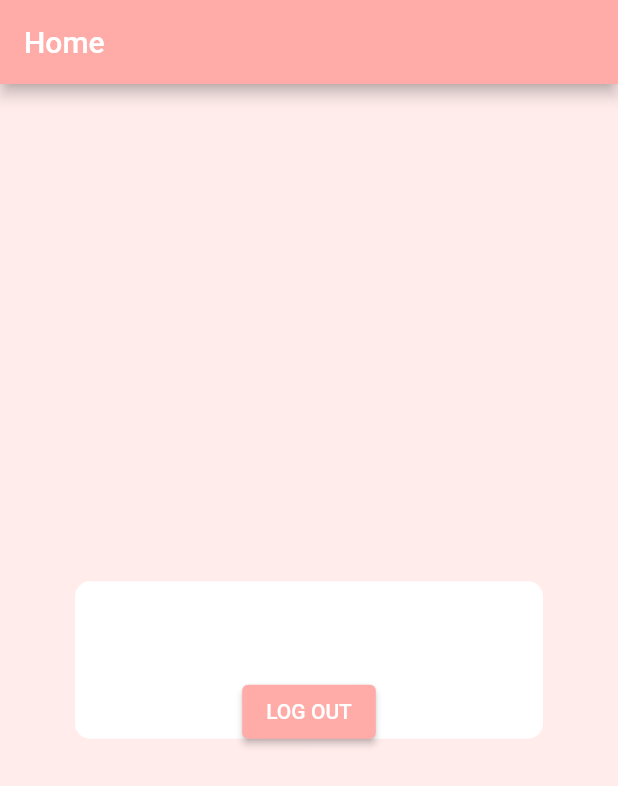
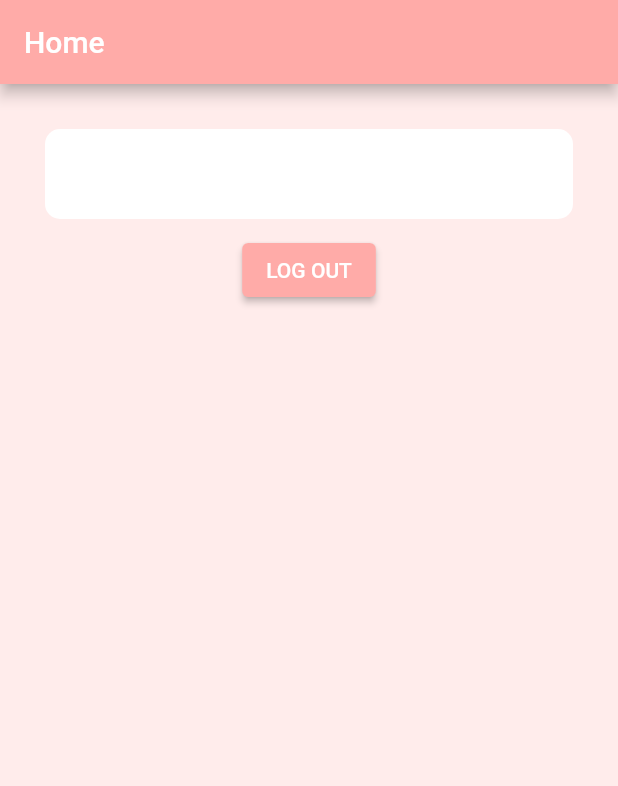
Before and after one commit to angelinefelicia/flutter_angeline-felicia, a Flutter app: the HomeScreen screen opened directly, on a phone screen of 412 x 824 dp. Shown: the top 786 px of the screen. Run offline on Flutter 3.47's test engine with Material 2 defaults, Android fonts, the phone set to English and light mode, and no system bars; our stand-ins replace badges, barcode_widget, bloc, flutter_bloc, flutter_colorpicker, image_picker and 2 more; missing offline and left inert: cupertino_list_tile; accounts and stored records are empty.

Commit message:
Update praktikum section 24

```diff
--- /dev/null
+++ b/24_Storage/praktikum/alta_section24_praktikum_soal1/lib/models/model.dart
@@ -0,0 +1,11 @@
+class Data {
+  String name = '';
+  String email = '';
+  String phoneNumber = '';
+  String password = '';
+
+  Data({
+    required this.name,
+    required this.email,
+  });
+}
--- /dev/null
+++ b/24_Storage/praktikum/alta_section24_praktikum_soal1/lib/models/registerData.dart
@@ -0,0 +1,19 @@
+import 'package:flutter/material.dart';
+import 'package:alta_section24_praktikum_soal1/models/model.dart';
+
+class RegisterData with ChangeNotifier {
+  List<Data> _datas = [];
+
+  List<Data> get getDatas => _datas;
+
+  void add(String name, String email) {
+    Data data = Data(name: name, email: email);
+    _datas.add(data);
+    notifyListeners();
+  }
+
+  void delete(int index) {
+    _datas.removeAt(index);
+    notifyListeners();
+  }
+}
--- a/24_Storage/praktikum/alta_section24_praktikum_soal1/lib/screens/home_screen.dart
+++ b/24_Storage/praktikum/alta_section24_praktikum_soal1/lib/screens/home_screen.dart
@@ -1,6 +1,12 @@
+import 'dart:html';
+
+import 'package:alta_section24_praktikum_soal1/models/model.dart';
 import 'package:alta_section24_praktikum_soal1/screens/register_screen.dart';
 import 'package:flutter/material.dart';
 import 'package:shared_preferences/shared_preferences.dart';
+import 'package:provider/provider.dart';
+import 'package:alta_section24_praktikum_soal1/models/model.dart';
+import 'package:alta_section24_praktikum_soal1/models/registerData.dart';
 
 Color lightpink = const Color.fromARGB(255, 255, 236, 235);
 Color pink = const Color.fromARGB(255, 255, 200, 198);
@@ -15,8 +21,8 @@ class HomeScreen extends StatefulWidget {
 
 class _HomeScreenState extends State<HomeScreen> {
   late SharedPreferences registerData;
-  String name = '';
-  String email = '';
+  String sp_name = '';
+  String sp_email = '';
 
   @override
   void initState() {
@@ -27,8 +33,10 @@ class _HomeScreenState extends State<HomeScreen> {
   void initial() async {
     registerData = await SharedPreferences.getInstance();
     setState(() {
-      name = registerData.getString('name').toString();
-      email = registerData.getString('email').toString();
+      sp_name = registerData.getString('name').toString();
+      sp_email = registerData.getString('email').toString();
+
+      Provider.of<RegisterData>(context, listen: false).add(sp_name, sp_email);
     });
   }
 
@@ -40,12 +48,58 @@ class _HomeScreenState extends State<HomeScreen> {
         title: const Text("Home"),
         backgroundColor: darkpink,
       ),
-      body: Center(
+      body: Consumer<RegisterData>(
+        builder: (context, RegisterData data, child) {
+          return ListView.builder(
+            itemCount: data.getDatas.length,
+            itemBuilder: (context, index) {
+              return Center(
                 child: Container(
-          margin: const EdgeInsets.all(50),
+                  margin: const EdgeInsets.all(20),
+                  child: Column(
+                    children: [
+                      WelcomeCard(data.getDatas[index]),
+                      ElevatedButton(
+                        style: ElevatedButton.styleFrom(primary: darkpink),
+                        onPressed: () {
+                          registerData.setBool('isRegister', true);
+                          registerData.remove('name');
+                          registerData.remove('email');
+
+                          data.delete(index);
+
+                          Navigator.pushReplacement(
+                              context,
+                              MaterialPageRoute(
+                                builder: (context) => const RegisterScreen(),
+                              ));
+                        },
+                        child: const Text("LOG OUT"),
+                      ),
+                    ],
+                  ),
+                ),
+              );
+            },
+          );
+        },
+      ),
+    );
+  }
+}
+
+class WelcomeCard extends StatelessWidget {
+  WelcomeCard(this.data);
+  final Data data;
+
+  @override
+  Widget build(BuildContext context) {
+    return Center(
+      child: Container(
+        margin: const EdgeInsets.all(10),
         padding: const EdgeInsets.all(10),
         width: MediaQuery.of(context).size.width,
-          height: 105,
+        height: 60,
         alignment: Alignment.center,
         decoration: BoxDecoration(
           border: Border.all(style: BorderStyle.none),
@@ -58,38 +112,20 @@ class _HomeScreenState extends State<HomeScreen> {
                 text: TextSpan(children: <TextSpan>[
               const TextSpan(text: 'Hello, '),
               TextSpan(
-                  text: name,
+                text: data.name,
                 style: const TextStyle(
                   fontWeight: FontWeight.bold,
                 ),
               ),
             ])),
             const SizedBox(
-                height: 10,
+              height: 5,
             ),
             Text(
-                email,
+              data.email,
               style: const TextStyle(fontStyle: FontStyle.italic),
             ),
-              const SizedBox(
-                height: 10,
-              ),
-              ElevatedButton(
-                style: ElevatedButton.styleFrom(primary: darkpink),
-                onPressed: () {
-                  registerData.setBool('isRegister', true);
-                  registerData.remove('name');
-                  registerData.remove('email');
-                  Navigator.pushReplacement(
-                      context,
-                      MaterialPageRoute(
-                        builder: (context) => const RegisterScreen(),
-                      ));
-                },
-                child: const Text("LOG OUT"),
-              ),
           ],
-          ),
         ),
       ),
     );
--- a/24_Storage/praktikum/alta_section24_praktikum_soal1/lib/screens/register_screen.dart
+++ b/24_Storage/praktikum/alta_section24_praktikum_soal1/lib/screens/register_screen.dart
@@ -1,3 +1,4 @@
+import 'package:alta_section24_praktikum_soal1/models/model.dart';
 import 'package:alta_section24_praktikum_soal1/screens/home_screen.dart';
 import 'package:flutter/material.dart';
 import 'package:shared_preferences/shared_preferences.dart';
@@ -131,6 +132,7 @@ class _RegisterScreenState extends State<RegisterScreen> {
                         registerData.setBool('isRegister', false);
                         registerData.setString('name', name);
                         registerData.setString('email', email);
+
                         Navigator.pushAndRemoveUntil(
                             context,
                             MaterialPageRoute(
--- a/24_Storage/praktikum/alta_section24_praktikum_soal1/pubspec.yaml
+++ b/24_Storage/praktikum/alta_section24_praktikum_soal1/pubspec.yaml
@@ -46,6 +46,7 @@ dev_dependencies:
   # rules and activating additional ones.
   flutter_lints: ^2.0.0
   shared_preferences: ^2.0.12
+  provider: ^6.0.2
 
 # For information on the generic Dart part of this file, see the
 # following page: https://dart.dev/tools/pub/pubspec
```
Also changed, not shown: 24_Storage/praktikum/alta_section24_praktikum_soal1/lib/main.dart (+13 -6 lines), 24_Storage/praktikum/alta_section24_praktikum_soal1/pubspec.lock. Lines whose indentation alone changed are shown as unchanged.
